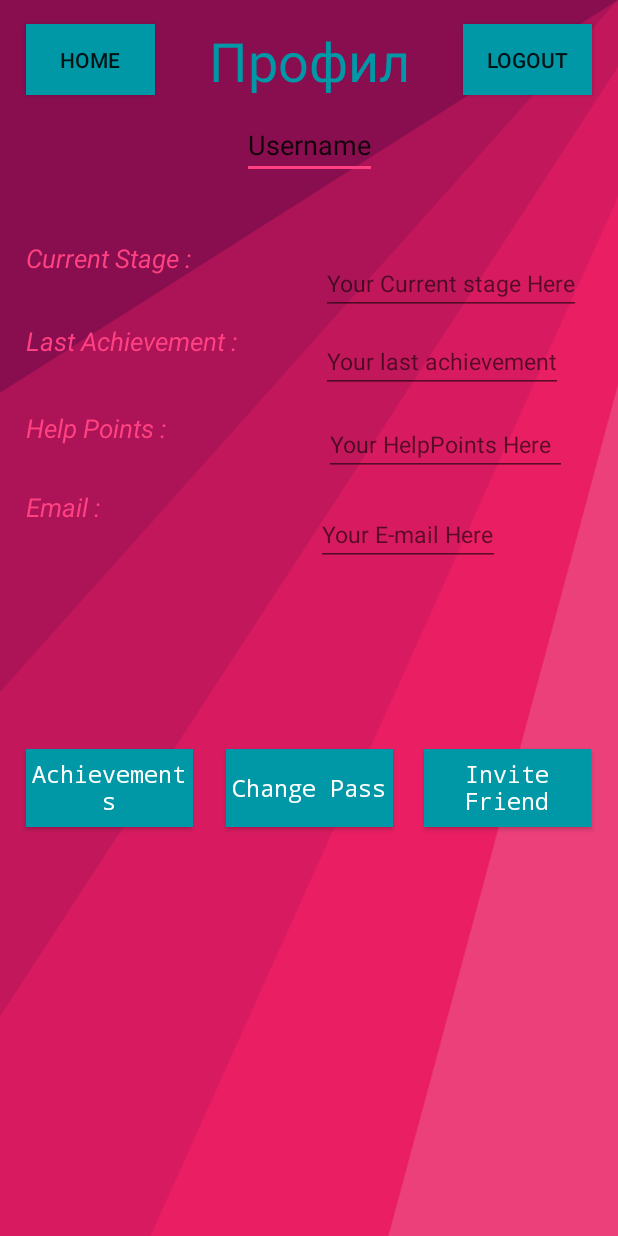
After one commit to ZanderKirilov/Java-For-Everyone, an Android app: the layout activity_profile.xml on its own in the app's theme, with its tools: preview values and no code run, on a phone screen of 412 x 824 dp. The commit adds this screen. Run offline under Robolectric (Android 15) with nearby library versions, the phone set to English and light mode, and no system bars.

Commit message:
Profile page added, must add some functions

```diff
--- /dev/null
+++ b/JavaForEveryone3/app/src/main/java/com/example/sethcohen/javaforeveryone3/Profile.java
@@ -0,0 +1,18 @@
+package com.example.sethcohen.javaforeveryone3;
+
+import android.support.v7.app.AppCompatActivity;
+import android.os.Bundle;
+import android.widget.EditText;
+
+public class Profile extends AppCompatActivity {
+
+    @Override
+    protected void onCreate(Bundle savedInstanceState) {
+        super.onCreate(savedInstanceState);
+        setContentView(R.layout.activity_profile);
+        Bundle gettingData = getIntent().getExtras();
+        String user = gettingData.getString("Username");
+        EditText username = (EditText)findViewById(R.id.username_profile);
+        username.setText(user);
+    }
+}
--- a/JavaForEveryone3/app/src/main/res/layout/activity_home_screen.xml
+++ b/JavaForEveryone3/app/src/main/res/layout/activity_home_screen.xml
@@ -21,7 +21,7 @@
 
 
         <Button
-            android:id="@+id/button3"
+            android:id="@+id/btn_profile_stages"
             android:layout_width="90dp"
             android:layout_height="20dp"
             android:layout_alignParentEnd="true"
@@ -40,7 +40,7 @@
             android:textStyle="bold|italic" />
 
         <Button
-            android:id="@+id/button2"
+            android:id="@+id/btn_achievements_profile"
             android:layout_width="90dp"
             android:layout_height="20dp"
             android:layout_alignParentLeft="true"
--- /dev/null
+++ b/JavaForEveryone3/app/src/main/res/layout/activity_profile.xml
@@ -0,0 +1,220 @@
+<?xml version="1.0" encoding="utf-8"?>
+<android.support.constraint.ConstraintLayout xmlns:android="http://schemas.android.com/apk/res/android"
+    xmlns:app="http://schemas.android.com/apk/res-auto"
+    xmlns:tools="http://schemas.android.com/tools"
+    android:layout_width="match_parent"
+    android:layout_height="match_parent"
+    android:background="@drawable/pink_nuances"
+    tools:context="com.example.sethcohen.javaforeveryone3.HomeScreen">
+
+
+    <TextView
+        android:id="@+id/text_profile_title"
+        android:layout_width="wrap_content"
+        android:layout_height="wrap_content"
+        android:layout_marginTop="16dp"
+        android:text="Профил"
+        android:textAppearance="@style/TextAppearance.AppCompat.Headline"
+        android:textColor="#0097A7"
+        android:textSize="36sp"
+        app:layout_constraintHorizontal_bias="0.502"
+        app:layout_constraintLeft_toLeftOf="parent"
+        app:layout_constraintRight_toRightOf="parent"
+        app:layout_constraintTop_toTopOf="parent" />
+
+    <EditText
+        android:id="@+id/username_profile"
+        android:layout_width="wrap_content"
+        android:layout_height="wrap_content"
+        android:text="Username"
+        app:layout_constraintHorizontal_bias="0.501"
+        app:layout_constraintLeft_toLeftOf="parent"
+        app:layout_constraintRight_toRightOf="parent"
+        app:layout_constraintTop_toTopOf="parent"
+        android:layout_marginTop="74dp" />
+
+    <TextView
+        android:id="@+id/lastAchievement_Profile"
+        android:layout_width="wrap_content"
+        android:layout_height="wrap_content"
+        android:textSize="17dp"
+        android:textStyle="italic"
+        android:elegantTextHeight="true"
+        android:textColor="@color/colorAccent"
+        android:text="Last Achievement : "
+        app:layout_constraintHorizontal_bias="0.066"
+        app:layout_constraintLeft_toLeftOf="parent"
+        app:layout_constraintRight_toRightOf="parent"
+        app:layout_constraintTop_toTopOf="parent"
+        android:layout_marginTop="215dp" />
+
+    <TextView
+        android:id="@+id/current_stage_profile"
+        android:layout_width="wrap_content"
+        android:layout_height="wrap_content"
+        android:layout_marginTop="160dp"
+        android:elegantTextHeight="true"
+        android:text="Current Stage : "
+        android:textColor="@color/colorAccent"
+        android:textSize="17dp"
+        android:textStyle="italic"
+        app:layout_constraintHorizontal_bias="0.058"
+        app:layout_constraintLeft_toLeftOf="parent"
+        app:layout_constraintRight_toRightOf="parent"
+        app:layout_constraintTop_toTopOf="parent" />
+
+    <EditText
+        android:id="@+id/current_stage_input_profile"
+        android:layout_width="wrap_content"
+        android:layout_height="wrap_content"
+        android:hint="Your Current stage Here"
+        android:textSize="15dp"
+        app:layout_constraintHorizontal_bias="0.897"
+        app:layout_constraintLeft_toLeftOf="parent"
+        app:layout_constraintRight_toRightOf="parent"
+        app:layout_constraintTop_toTopOf="parent"
+        android:layout_marginTop="168dp" />
+
+    <EditText
+        android:id="@+id/lastAchievement_Input_Profile"
+        android:layout_width="wrap_content"
+        android:layout_height="wrap_content"
+        android:layout_marginTop="220dp"
+        android:hint="Your last achievement"
+        android:textSize="15dp"
+        app:layout_constraintHorizontal_bias="0.853"
+        app:layout_constraintLeft_toLeftOf="parent"
+        app:layout_constraintRight_toRightOf="parent"
+        app:layout_constraintTop_toTopOf="parent" />
+
+    <TextView
+        android:id="@+id/text_helpPoints_profile"
+        android:layout_width="wrap_content"
+        android:layout_height="wrap_content"
+        android:textSize="17dp"
+        android:textStyle="italic"
+        android:elegantTextHeight="true"
+        android:textColor="@color/colorAccent"
+        android:text="Help Points : "
+        app:layout_constraintHorizontal_bias="0.055"
+        app:layout_constraintLeft_toLeftOf="parent"
+        app:layout_constraintRight_toRightOf="parent"
+        app:layout_constraintTop_toTopOf="parent"
+        android:layout_marginTop="273dp" />
+
+
+    <EditText
+        android:id="@+id/Points_Input_Profile"
+        android:layout_width="wrap_content"
+        android:layout_height="wrap_content"
+        android:inputType="number"
+        android:ems="9"
+        android:textSize="15dp"
+        android:hint="Your HelpPoints Here"
+        app:layout_constraintHorizontal_bias="0.864"
+        app:layout_constraintLeft_toLeftOf="parent"
+        app:layout_constraintRight_toRightOf="parent"
+        app:layout_constraintTop_toTopOf="parent"
+        android:layout_marginTop="275dp" />
+
+    <TextView
+        android:id="@+id/email_profile"
+        android:layout_width="wrap_content"
+        android:layout_height="wrap_content"
+        android:layout_marginTop="326dp"
+        android:elegantTextHeight="true"
+        android:text="Email : "
+        android:textColor="@color/colorAccent"
+        android:textSize="17dp"
+        android:textStyle="italic"
+        app:layout_constraintHorizontal_bias="0.048"
+        app:layout_constraintLeft_toLeftOf="parent"
+        app:layout_constraintRight_toRightOf="parent"
+        app:layout_constraintTop_toTopOf="parent" />
+
+    <EditText
+        android:id="@+id/editText3"
+        android:layout_width="wrap_content"
+        android:layout_height="wrap_content"
+        android:layout_marginTop="335dp"
+        android:hint="Your E-mail Here"
+        android:textSize="15dp"
+        app:layout_constraintHorizontal_bias="0.727"
+        app:layout_constraintLeft_toLeftOf="parent"
+        app:layout_constraintRight_toRightOf="parent"
+        app:layout_constraintTop_toTopOf="parent" />
+    <Button
+        android:id="@+id/btn_Achievements_Profile"
+        style="@android:style/Widget.DeviceDefault.Button"
+        android:layout_width="111dp"
+        android:layout_height="52dp"
+        android:layout_marginTop="499dp"
+        android:background="#0097A7"
+        android:text="Achievements"
+        android:textAppearance="@style/TextAppearance.AppCompat.Body1"
+        android:textColor="@android:color/background_light"
+        android:textSize="15sp"
+        android:typeface="monospace"
+        app:layout_constraintHorizontal_bias="0.058"
+        app:layout_constraintLeft_toLeftOf="parent"
+        app:layout_constraintRight_toRightOf="parent"
+        app:layout_constraintTop_toTopOf="parent" />
+
+    <Button
+        android:id="@+id/btn_changePass_profile"
+        style="@android:style/Widget.DeviceDefault.Button"
+        android:layout_width="111dp"
+        android:layout_height="52dp"
+        android:layout_marginTop="499dp"
+        android:background="#0097A7"
+        android:text="Change Pass"
+        android:textAppearance="@style/TextAppearance.AppCompat.Body1"
+        android:textColor="@android:color/background_light"
+        android:textSize="15sp"
+        android:typeface="monospace"
+        app:layout_constraintHorizontal_bias="0.501"
+        app:layout_constraintLeft_toLeftOf="parent"
+        app:layout_constraintRight_toRightOf="parent"
+        app:layout_constraintTop_toTopOf="parent" />
+    <Button
+        android:id="@+id/btn_inviteFriend_profile"
+        style="@android:style/Widget.DeviceDefault.Button"
+        android:layout_width="111dp"
+        android:layout_height="52dp"
+        android:layout_marginTop="499dp"
+        android:background="#0097A7"
+        android:text="Invite Friend"
+        android:textAppearance="@style/TextAppearance.AppCompat.Body1"
+        android:textColor="@android:color/background_light"
+        android:textSize="15sp"
+        android:typeface="monospace"
+        app:layout_constraintHorizontal_bias="0.941"
+        app:layout_constraintLeft_toLeftOf="parent"
+        app:layout_constraintRight_toRightOf="parent"
+        app:layout_constraintTop_toTopOf="parent" />
+
+    <Button
+        android:id="@+id/btn_logout_prifle"
+        android:layout_width="86dp"
+        android:layout_height="47dp"
+        android:text="LogOut"
+        android:background="#0097A7"
+        app:layout_constraintHorizontal_bias="0.946"
+        app:layout_constraintLeft_toLeftOf="parent"
+        app:layout_constraintRight_toRightOf="parent"
+        app:layout_constraintTop_toTopOf="parent"
+        android:layout_marginTop="16dp" />
+
+    <Button
+        android:id="@+id/btn_home_profile"
+        android:layout_width="86dp"
+        android:layout_height="47dp"
+        android:layout_marginTop="16dp"
+        android:background="#0097A7"
+        android:text="Home"
+        app:layout_constraintHorizontal_bias="0.053"
+        app:layout_constraintLeft_toLeftOf="parent"
+        app:layout_constraintRight_toRightOf="parent"
+        app:layout_constraintTop_toTopOf="parent" />
+
+</android.support.constraint.ConstraintLayout>
```
